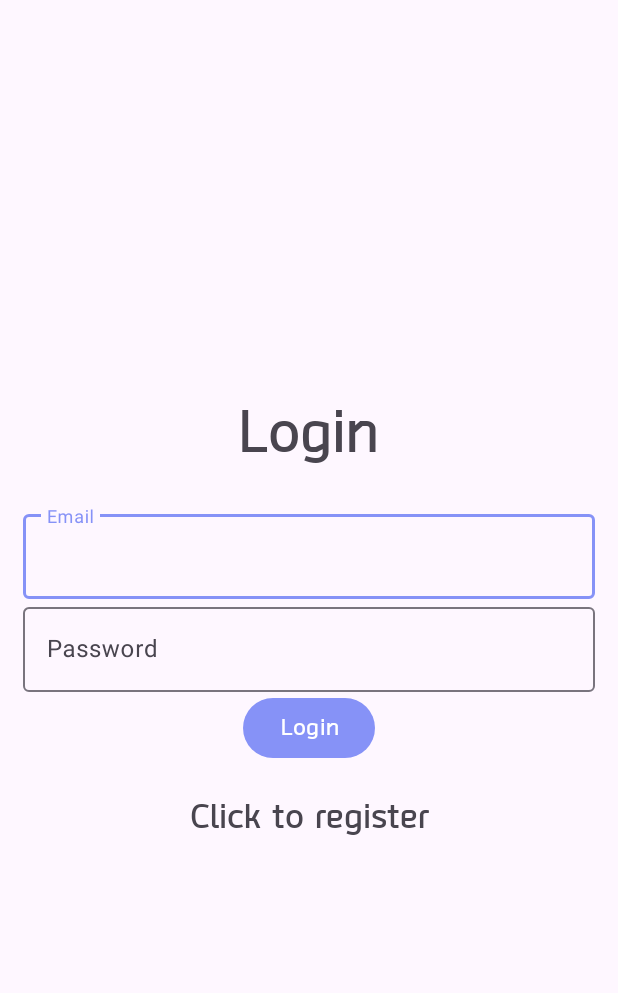
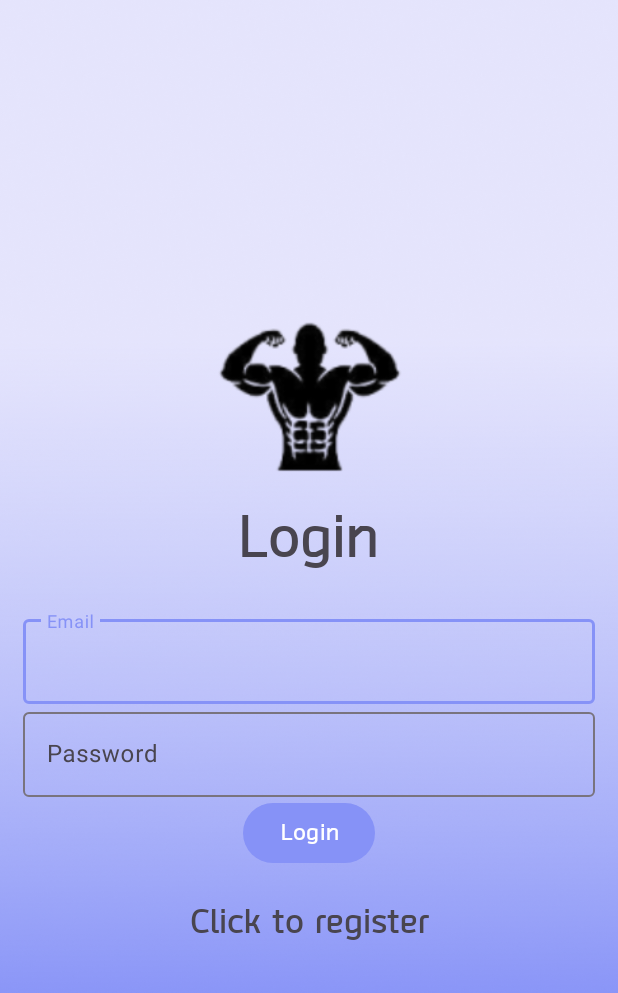
Before and after one commit to sekcy16/fitness-tracker-project, an Android app: the layout activity_login.xml on its own in the app's theme, with its tools: preview values and no code run, on a phone screen of 412 x 824 dp. Shown: the top 993 px of the screen. Run offline under Robolectric (Android 15) with nearby library versions, the phone set to English and light mode, and no system bars.

Commit message:
add background and logo in Login and Register

```diff
--- a/app/src/main/res/layout/activity_login.xml
+++ b/app/src/main/res/layout/activity_login.xml
@@ -1,12 +1,21 @@
 <?xml version="1.0" encoding="utf-8"?>
 <LinearLayout xmlns:android="http://schemas.android.com/apk/res/android"
+    xmlns:app="http://schemas.android.com/apk/res-auto"
     xmlns:tools="http://schemas.android.com/tools"
     android:layout_width="match_parent"
     android:layout_height="match_parent"
     android:gravity="center"
     android:orientation="vertical"
     android:padding="15dp"
+    android:background="@drawable/backgtound1"
     tools:context=".Login">
+
+
+    <ImageView
+        android:id="@+id/imageView"
+        android:layout_width="match_parent"
+        android:layout_height="140dp"
+        app:srcCompat="@drawable/logo1" />
 
     <TextView
         android:layout_width="match_parent"
@@ -65,4 +74,5 @@
         android:layout_width="match_parent"
         android:layout_height="wrap_content" />
 
+
 </LinearLayout>
--- a/app/src/main/res/layout/activity_register.xml
+++ b/app/src/main/res/layout/activity_register.xml
@@ -5,6 +5,7 @@
     android:layout_height="match_parent"
     android:gravity="center"
     android:orientation="vertical"
+    android:background="@drawable/background2"
     android:padding="15dp"
     tools:context=".Register">
 
```
Also changed, not shown: app/src/main/res/drawable/background2.png (added), app/src/main/res/drawable/backgtound1.png (added).
